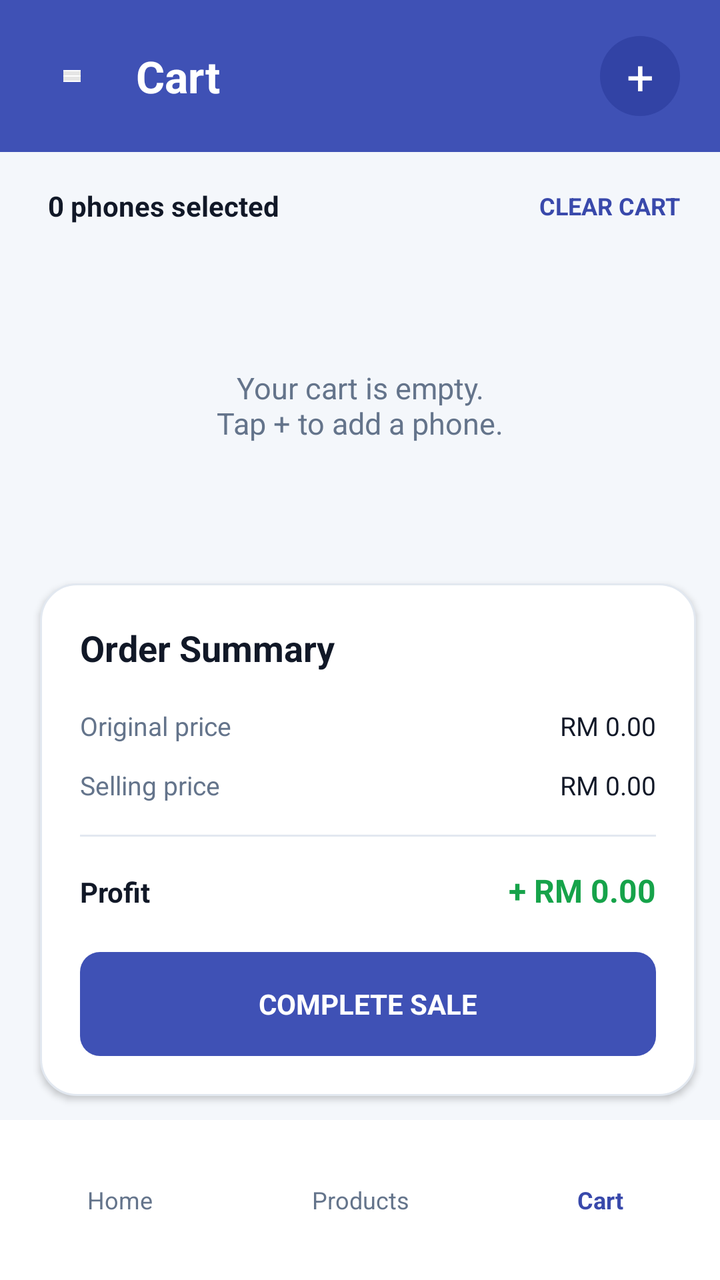
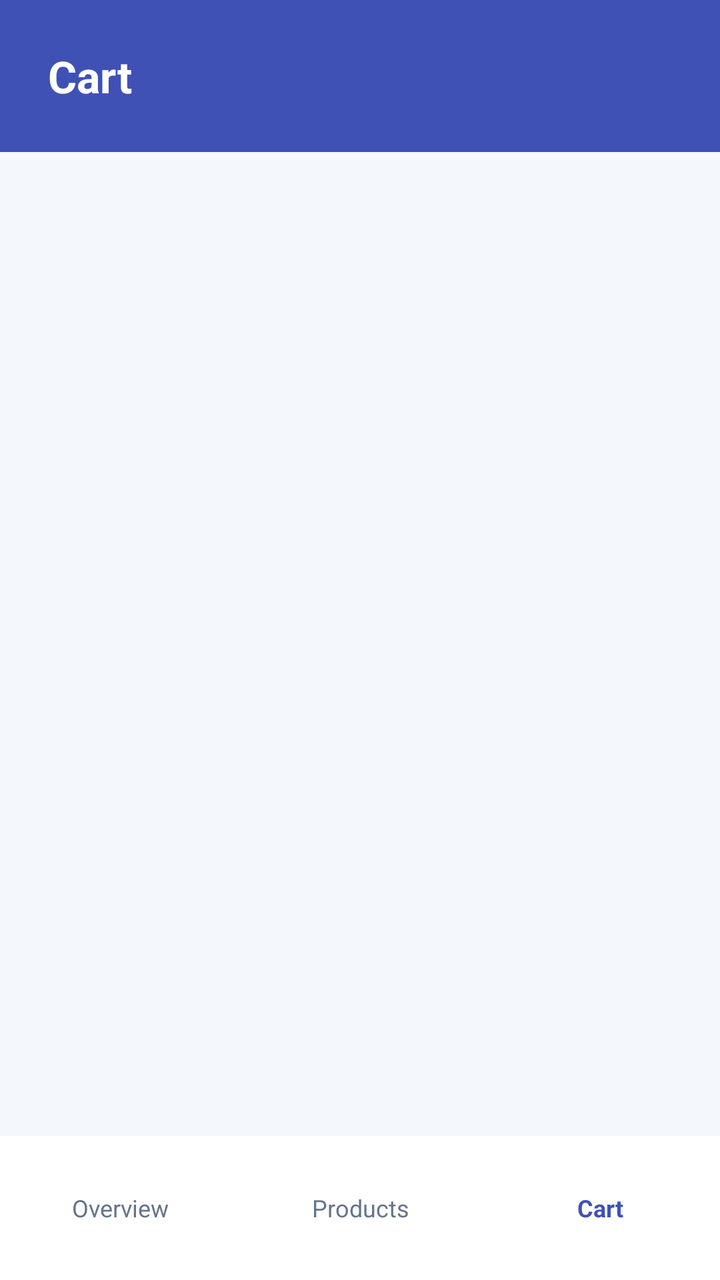

The first picture is an Android layout as it rendered before a commit; the second is the same layout after the commit. The layout source and the unified diff follow.
<!-- AndroidManifest.xml: application theme Theme.PhoneMarketTracker -->
<!-- res/layout/activity_cart.xml -->
<?xml version="1.0" encoding="utf-8"?>
<LinearLayout xmlns:android="http://schemas.android.com/apk/res/android"
    android:layout_width="match_parent"
    android:layout_height="match_parent"
    android:background="@color/screen"
    android:orientation="vertical">

    <LinearLayout
        android:layout_width="match_parent"
        android:layout_height="76dp"
        android:background="@color/navy_light"
        android:gravity="center_vertical"
        android:orientation="horizontal"
        android:paddingStart="20dp"
        android:paddingEnd="20dp">

        <ImageButton
            android:id="@+id/buttonMenu"
            android:layout_width="32dp"
            android:layout_height="40dp"
            android:background="@android:color/transparent"
            android:backgroundTint="@android:color/transparent"
            android:contentDescription="Menu"
            android:padding="3dp"
            android:scaleType="centerInside"
            android:src="@drawable/figma_menu_icon" />

        <TextView
            android:layout_width="0dp"
            android:layout_height="match_parent"
            android:layout_marginStart="16dp"
            android:layout_weight="1"
            android:gravity="center_vertical"
            android:text="Cart"
            android:textColor="@color/white"
            android:textSize="22sp"
            android:textStyle="bold" />

        <TextView
            android:id="@+id/buttonAddPhone"
            android:layout_width="40dp"
            android:layout_height="40dp"
            android:background="@drawable/figma_round_action"
            android:clickable="true"
            android:focusable="true"
            android:gravity="center"
            android:text="+"
            android:textColor="@color/white"
            android:textSize="24sp" />
    </LinearLayout>

    <LinearLayout
        android:layout_width="match_parent"
        android:layout_height="54dp"
        android:gravity="center_vertical"
        android:orientation="horizontal"
        android:paddingStart="24dp"
        android:paddingEnd="16dp">

        <TextView
            android:id="@+id/textSelectedCount"
            android:layout_width="0dp"
            android:layout_height="wrap_content"
            android:layout_weight="1"
            android:text="0 phones selected"
            android:textColor="@color/text_primary"
            android:textSize="14sp"
            android:textStyle="bold" />

        <TextView
            android:id="@+id/buttonClearCart"
            android:layout_width="wrap_content"
            android:layout_height="44dp"
            android:gravity="center"
            android:paddingStart="12dp"
            android:paddingEnd="4dp"
            android:text="CLEAR CART"
            android:textColor="@color/navy"
            android:textSize="12sp"
            android:textStyle="bold" />
    </LinearLayout>

    <FrameLayout
        android:layout_width="match_parent"
        android:layout_height="0dp"
        android:layout_weight="1">

        <ListView
            android:id="@+id/listCart"
            android:layout_width="match_parent"
            android:layout_height="match_parent"
            android:layout_marginStart="20dp"
            android:layout_marginEnd="12dp"
            android:clipToPadding="false"
            android:divider="@android:color/transparent"
            android:dividerHeight="12dp"
            android:listSelector="@android:color/transparent"
            android:paddingEnd="8dp"
            android:scrollbars="none" />

        <TextView
            android:id="@+id/textEmptyCart"
            android:layout_width="match_parent"
            android:layout_height="match_parent"
            android:gravity="center"
            android:padding="32dp"
            android:text="Your cart is empty.\nTap + to add a phone."
            android:textColor="@color/text_secondary"
            android:textSize="15sp" />
    </FrameLayout>

    <LinearLayout
        android:layout_width="match_parent"
        android:layout_height="wrap_content"
        android:layout_marginStart="20dp"
        android:layout_marginTop="16dp"
        android:layout_marginEnd="12dp"
        android:layout_marginBottom="12dp"
        android:background="@drawable/figma_card"
        android:elevation="2dp"
        android:orientation="vertical"
        android:padding="20dp">

        <TextView
            android:layout_width="wrap_content"
            android:layout_height="wrap_content"
            android:text="Order Summary"
            android:textColor="@color/text_primary"
            android:textSize="18sp"
            android:textStyle="bold" />

        <LinearLayout
            android:layout_width="match_parent"
            android:layout_height="wrap_content"
            android:layout_marginTop="18dp"
            android:orientation="horizontal">

            <TextView
                android:layout_width="0dp"
                android:layout_height="wrap_content"
                android:layout_weight="1"
                android:text="Original price"
                android:textColor="@color/text_secondary"
                android:textSize="13sp" />

            <TextView
                android:id="@+id/textOriginalPrice"
                android:layout_width="wrap_content"
                android:layout_height="wrap_content"
                android:text="RM 0.00"
                android:textColor="@color/text_primary"
                android:textSize="13sp" />
        </LinearLayout>

        <LinearLayout
            android:layout_width="match_parent"
            android:layout_height="wrap_content"
            android:layout_marginTop="12dp"
            android:orientation="horizontal">

            <TextView
                android:layout_width="0dp"
                android:layout_height="wrap_content"
                android:layout_weight="1"
                android:text="Selling price"
                android:textColor="@color/text_secondary"
                android:textSize="13sp" />

            <TextView
                android:id="@+id/textSellingPrice"
                android:layout_width="wrap_content"
                android:layout_height="wrap_content"
                android:text="RM 0.00"
                android:textColor="@color/text_primary"
                android:textSize="13sp" />
        </LinearLayout>

        <View
            android:layout_width="match_parent"
            android:layout_height="1dp"
            android:layout_marginTop="16dp"
            android:background="#E2E8F0" />

        <LinearLayout
            android:layout_width="match_parent"
            android:layout_height="wrap_content"
            android:layout_marginTop="16dp"
            android:orientation="horizontal">

            <TextView
                android:layout_width="0dp"
                android:layout_height="wrap_content"
                android:layout_weight="1"
                android:text="Profit"
                android:textColor="@color/text_primary"
                android:textSize="14sp"
                android:textStyle="bold" />

            <TextView
                android:id="@+id/textProfit"
                android:layout_width="wrap_content"
                android:layout_height="wrap_content"
                android:text="+ RM 0.00"
                android:textColor="@color/profit"
                android:textSize="16sp"
                android:textStyle="bold" />
        </LinearLayout>

        <Button
            android:id="@+id/buttonCheckout"
            android:layout_width="match_parent"
            android:layout_height="52dp"
            android:layout_marginTop="20dp"
            android:background="@drawable/figma_primary_button"
            android:stateListAnimator="@null"
            android:text="COMPLETE SALE"
            android:textColor="@color/white"
            android:textSize="14sp"
            android:textStyle="bold" />
    </LinearLayout>

    <LinearLayout
        android:layout_width="match_parent"
        android:layout_height="80dp"
        android:background="@color/card"
        android:gravity="center"
        android:orientation="horizontal">

        <TextView
            android:id="@+id/navHome"
            android:layout_width="0dp"
            android:layout_height="match_parent"
            android:layout_weight="1"
            android:gravity="center"
            android:text="Home"
            android:textColor="@color/text_secondary"
            android:textSize="12sp" />

        <TextView
            android:id="@+id/navProducts"
            android:layout_width="0dp"
            android:layout_height="match_parent"
            android:layout_weight="1"
            android:gravity="center"
            android:text="Products"
            android:textColor="@color/text_secondary"
            android:textSize="12sp" />

        <TextView
            android:layout_width="0dp"
            android:layout_height="match_parent"
            android:layout_weight="1"
            android:gravity="center"
            android:text="Cart"
            android:textColor="@color/navy"
            android:textSize="12sp"
            android:textStyle="bold" />
    </LinearLayout>
</LinearLayout>
<!-- resources referenced by this layout -->
<resources>
  <color name="card">#FFFFFF</color>
  <color name="navy">#3949AB</color>
  <color name="navy_light">#3F51B5</color>
  <color name="profit">#16A34A</color>
  <color name="screen">#F4F7FB</color>
  <color name="text_primary">#111827</color>
  <color name="text_secondary">#64748B</color>
  <color name="white">#FFFFFF</color>
  <!-- drawable figma_card (drawable) -->
  <?xml version="1.0" encoding="utf-8"?>
  <shape xmlns:android="http://schemas.android.com/apk/res/android" android:shape="rectangle">
      <solid android:color="@color/card" />
      <corners android:radius="18dp" />
      <stroke android:width="1dp" android:color="#E2E8F0" />
  </shape>
  <!-- drawable figma_menu_icon: png bitmap (drawable-nodpi, 137 bytes) -->
  <!-- drawable figma_primary_button (drawable) -->
  <?xml version="1.0" encoding="utf-8"?>
  <selector xmlns:android="http://schemas.android.com/apk/res/android">
      <item android:state_pressed="true">
          <shape android:shape="rectangle">
              <solid android:color="@color/purple_dark" />
              <corners android:radius="10dp" />
          </shape>
      </item>
      <item>
          <shape android:shape="rectangle">
              <solid android:color="@color/navy_light" />
              <corners android:radius="10dp" />
          </shape>
      </item>
  </selector>
  <!-- drawable figma_round_action (drawable) -->
  <?xml version="1.0" encoding="utf-8"?>
  <selector xmlns:android="http://schemas.android.com/apk/res/android">
      <item android:state_pressed="true">
          <shape android:shape="oval"><solid android:color="#283593" /></shape>
      </item>
      <item>
          <shape android:shape="oval"><solid android:color="#3243A5" /></shape>
      </item>
  </selector>
  <style name="Theme.PhoneMarketTracker" parent="android:style/Theme.Material.Light.NoActionBar">
          <item name="android:colorAccent">@color/purple</item>
          <item name="android:fontFamily">sans-serif</item>
          <item name="android:navigationBarColor">@color/screen</item>
          <item name="android:statusBarColor">@color/navy_light</item>
          <item name="android:windowLightStatusBar">false</item>
          <item name="android:windowLightNavigationBar">true</item>
          <item name="android:windowActionModeOverlay">true</item>
      </style>
  <color name="purple_dark">#303F9F</color>
  <color name="purple">#3949AB</color>
</resources>

<!-- the commit's change to res/layout/activity_cart.xml (unified diff, before → after) -->
@@ -10,232 +10,37 @@
         android:layout_height="76dp"
         android:background="@color/navy_light"
         android:gravity="center_vertical"
-        android:orientation="horizontal"
-        android:paddingStart="20dp"
-        android:paddingEnd="20dp">
-
-        <ImageButton
-            android:id="@+id/buttonMenu"
-            android:layout_width="32dp"
-            android:layout_height="40dp"
-            android:background="@android:color/transparent"
-            android:backgroundTint="@android:color/transparent"
-            android:contentDescription="Menu"
-            android:padding="3dp"
-            android:scaleType="centerInside"
-            android:src="@drawable/figma_menu_icon" />
-
+        android:paddingStart="24dp"
+        android:paddingEnd="24dp">
         <TextView
-            android:layout_width="0dp"
-            android:layout_height="match_parent"
-            android:layout_marginStart="16dp"
-            android:layout_weight="1"
-            android:gravity="center_vertical"
+            android:layout_width="match_parent"
+            android:layout_height="wrap_content"
             android:text="Cart"
             android:textColor="@color/white"
             android:textSize="22sp"
-            android:textStyle="bold" />
-
-        <TextView
-            android:id="@+id/buttonAddPhone"
-            android:layout_width="40dp"
-            android:layout_height="40dp"
-            android:background="@drawable/figma_round_action"
-            android:clickable="true"
-            android:focusable="true"
-            android:gravity="center"
-            android:text="+"
-            android:textColor="@color/white"
-            android:textSize="24sp" />
-    </LinearLayout>
-
-    <LinearLayout
-        android:layout_width="match_parent"
-        android:layout_height="54dp"
-        android:gravity="center_vertical"
-        android:orientation="horizontal"
-        android:paddingStart="24dp"
-        android:paddingEnd="16dp">
-
-        <TextView
-            android:id="@+id/textSelectedCount"
-            android:layout_width="0dp"
-            android:layout_height="wrap_content"
-            android:layout_weight="1"
-            android:text="0 phones selected"
-            android:textColor="@color/text_primary"
-            android:textSize="14sp"
-            android:textStyle="bold" />
-
-        <TextView
-            android:id="@+id/buttonClearCart"
-            android:layout_width="wrap_content"
-            android:layout_height="44dp"
-            android:gravity="center"
-            android:paddingStart="12dp"
-            android:paddingEnd="4dp"
-            android:text="CLEAR CART"
-            android:textColor="@color/navy"
-            android:textSize="12sp"
             android:textStyle="bold" />
     </LinearLayout>
 
     <FrameLayout
         android:layout_width="match_parent"
         android:layout_height="0dp"
-        android:layout_weight="1">
-
-        <ListView
-            android:id="@+id/listCart"
-            android:layout_width="match_parent"
-            android:layout_height="match_parent"
-            android:layout_marginStart="20dp"
-            android:layout_marginEnd="12dp"
-            android:clipToPadding="false"
-            android:divider="@android:color/transparent"
-            android:dividerHeight="12dp"
-            android:listSelector="@android:color/transparent"
-            android:paddingEnd="8dp"
-            android:scrollbars="none" />
-
-        <TextView
-            android:id="@+id/textEmptyCart"
-            android:layout_width="match_parent"
-            android:layout_height="match_parent"
-            android:gravity="center"
-            android:padding="32dp"
-            android:text="Your cart is empty.\nTap + to add a phone."
-            android:textColor="@color/text_secondary"
-            android:textSize="15sp" />
-    </FrameLayout>
+        android:layout_weight="1" />
 
     <LinearLayout
         android:layout_width="match_parent"
-        android:layout_height="wrap_content"
-        android:layout_marginStart="20dp"
-        android:layout_marginTop="16dp"
-        android:layout_marginEnd="12dp"
-        android:layout_marginBottom="12dp"
-        android:background="@drawable/figma_card"
-        android:elevation="2dp"
-        android:orientation="vertical"
-        android:padding="20dp">
-
-        <TextView
-            android:layout_width="wrap_content"
-            android:layout_height="wrap_content"
-            android:text="Order Summary"
-            android:textColor="@color/text_primary"
-            android:textSize="18sp"
-            android:textStyle="bold" />
-
-        <LinearLayout
-            android:layout_width="match_parent"
-            android:layout_height="wrap_content"
-            android:layout_marginTop="18dp"
-            android:orientation="horizontal">
-
-            <TextView
-                android:layout_width="0dp"
-                android:layout_height="wrap_content"
-                android:layout_weight="1"
-                android:text="Original price"
-                android:textColor="@color/text_secondary"
-                android:textSize="13sp" />
-
-            <TextView
-                android:id="@+id/textOriginalPrice"
-                android:layout_width="wrap_content"
-                android:layout_height="wrap_content"
-                android:text="RM 0.00"
-                android:textColor="@color/text_primary"
-                android:textSize="13sp" />
-        </LinearLayout>
-
-        <LinearLayout
-            android:layout_width="match_parent"
-            android:layout_height="wrap_content"
-            android:layout_marginTop="12dp"
-            android:orientation="horizontal">
-
-            <TextView
-                android:layout_width="0dp"
-                android:layout_height="wrap_content"
-                android:layout_weight="1"
-                android:text="Selling price"
-                android:textColor="@color/text_secondary"
-                android:textSize="13sp" />
-
-            <TextView
-                android:id="@+id/textSellingPrice"
-                android:layout_width="wrap_content"
-                android:layout_height="wrap_content"
-                android:text="RM 0.00"
-                android:textColor="@color/text_primary"
-                android:textSize="13sp" />
-        </LinearLayout>
-
-        <View
-            android:layout_width="match_parent"
-            android:layout_height="1dp"
-            android:layout_marginTop="16dp"
-            android:background="#E2E8F0" />
-
-        <LinearLayout
-            android:layout_width="match_parent"
-            android:layout_height="wrap_content"
-            android:layout_marginTop="16dp"
-            android:orientation="horizontal">
-
-            <TextView
-                android:layout_width="0dp"
-                android:layout_height="wrap_content"
-                android:layout_weight="1"
-                android:text="Profit"
-                android:textColor="@color/text_primary"
-                android:textSize="14sp"
-                android:textStyle="bold" />
-
-            <TextView
-                android:id="@+id/textProfit"
-                android:layout_width="wrap_content"
-                android:layout_height="wrap_content"
-                android:text="+ RM 0.00"
-                android:textColor="@color/profit"
-                android:textSize="16sp"
-                android:textStyle="bold" />
-        </LinearLayout>
-
-        <Button
-            android:id="@+id/buttonCheckout"
-            android:layout_width="match_parent"
-            android:layout_height="52dp"
-            android:layout_marginTop="20dp"
-            android:background="@drawable/figma_primary_button"
-            android:stateListAnimator="@null"
-            android:text="COMPLETE SALE"
-            android:textColor="@color/white"
-            android:textSize="14sp"
-            android:textStyle="bold" />
-    </LinearLayout>
-
-    <LinearLayout
-        android:layout_width="match_parent"
-        android:layout_height="80dp"
+        android:layout_height="72dp"
         android:background="@color/card"
         android:gravity="center"
         android:orientation="horizontal">
-
         <TextView
-            android:id="@+id/navHome"
+            android:id="@+id/navChart"
             android:layout_width="0dp"
             android:layout_height="match_parent"
             android:layout_weight="1"
             android:gravity="center"
-            android:text="Home"
+            android:text="Overview"
             android:textColor="@color/text_secondary"
             android:textSize="12sp" />
-
         <TextView
             android:id="@+id/navProducts"
             android:layout_width="0dp"
@@ -245,14 +50,13 @@
             android:text="Products"
             android:textColor="@color/text_secondary"
             android:textSize="12sp" />
-
         <TextView
             android:layout_width="0dp"
             android:layout_height="match_parent"
             android:layout_weight="1"
             android:gravity="center"
             android:text="Cart"
-            android:textColor="@color/navy"
+            android:textColor="@color/navy_light"
             android:textSize="12sp"
             android:textStyle="bold" />
     </LinearLayout>
<!-- resource entries referenced after the edit -->
@@ -1,57 +1,18 @@
 <!-- resources referenced by this layout -->
 <resources>
   <color name="card">#FFFFFF</color>
-  <color name="navy">#3949AB</color>
   <color name="navy_light">#3F51B5</color>
-  <color name="profit">#16A34A</color>
   <color name="screen">#F4F7FB</color>
-  <color name="text_primary">#111827</color>
   <color name="text_secondary">#64748B</color>
   <color name="white">#FFFFFF</color>
-  <!-- drawable figma_card (drawable) -->
-  <?xml version="1.0" encoding="utf-8"?>
-  <shape xmlns:android="http://schemas.android.com/apk/res/android" android:shape="rectangle">
-      <solid android:color="@color/card" />
-      <corners android:radius="18dp" />
-      <stroke android:width="1dp" android:color="#E2E8F0" />
-  </shape>
-  <!-- drawable figma_menu_icon: png bitmap (drawable-nodpi, 137 bytes) -->
-  <!-- drawable figma_primary_button (drawable) -->
-  <?xml version="1.0" encoding="utf-8"?>
-  <selector xmlns:android="http://schemas.android.com/apk/res/android">
-      <item android:state_pressed="true">
-          <shape android:shape="rectangle">
-              <solid android:color="@color/purple_dark" />
-              <corners android:radius="10dp" />
-          </shape>
-      </item>
-      <item>
-          <shape android:shape="rectangle">
-              <solid android:color="@color/navy_light" />
-              <corners android:radius="10dp" />
-          </shape>
-      </item>
-  </selector>
-  <!-- drawable figma_round_action (drawable) -->
-  <?xml version="1.0" encoding="utf-8"?>
-  <selector xmlns:android="http://schemas.android.com/apk/res/android">
-      <item android:state_pressed="true">
-          <shape android:shape="oval"><solid android:color="#283593" /></shape>
-      </item>
-      <item>
-          <shape android:shape="oval"><solid android:color="#3243A5" /></shape>
-      </item>
-  </selector>
   <style name="Theme.PhoneMarketTracker" parent="android:style/Theme.Material.Light.NoActionBar">
           <item name="android:colorAccent">@color/purple</item>
           <item name="android:fontFamily">sans-serif</item>
           <item name="android:navigationBarColor">@color/screen</item>
           <item name="android:statusBarColor">@color/navy_light</item>
           <item name="android:windowLightStatusBar">false</item>
-          <item name="android:windowLightNavigationBar">true</item>
           <item name="android:windowActionModeOverlay">true</item>
       </style>
-  <color name="purple_dark">#303F9F</color>
   <color name="purple">#3949AB</color>
 </resources>
 
